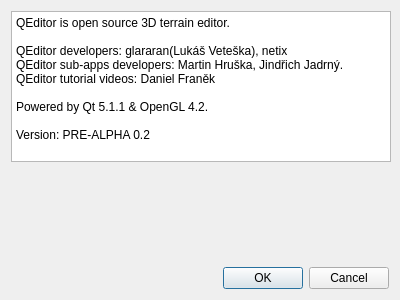
glararan/QEditor, file ui/about.ui: the form before one commit.
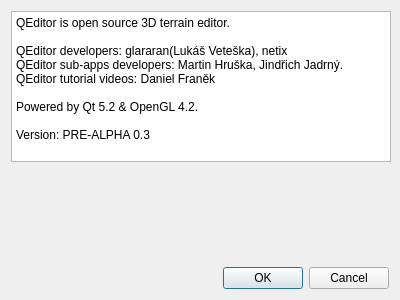
The form after the commit.

Commit message:
[35] PRE-ALPHA 0.3
- Qt 5.2
- Brush class rewrited for future using inner, outer radius. Now using shapes and brush types.
- Added to debug messages tr for future translating
- Moved to QOpenGLTexture from own Texture
- New startup UI
- Introducing Texture painting
-- Texture Picker loading from Texture Manager
-- Layering system
- Fixed addDockWidget, when opening same window twice
- Fixed neighbour terrain changing by Netix!

```diff
--- a/ui/about.ui
+++ b/ui/about.ui
@@ -46,9 +46,9 @@
 QEditor sub-apps developers: Martin Hruška, Jindřich Jadrný.
 QEditor tutorial videos: Daniel Franěk
 
-Powered by Qt 5.1.1 &amp; OpenGL 4.2.
+Powered by Qt 5.2 &amp; OpenGL 4.2.
 
-Version: PRE-ALPHA 0.2</string>
+Version: PRE-ALPHA 0.3</string>
        </property>
       </widget>
      </item>
```
The commit also changes 44 other files.
